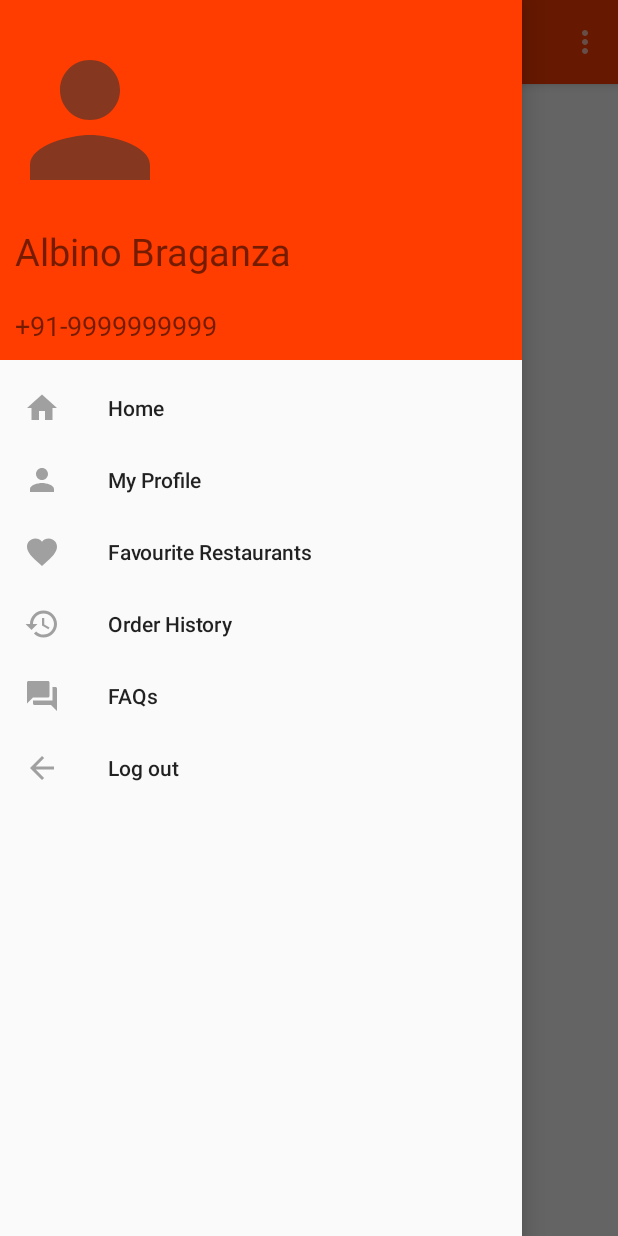
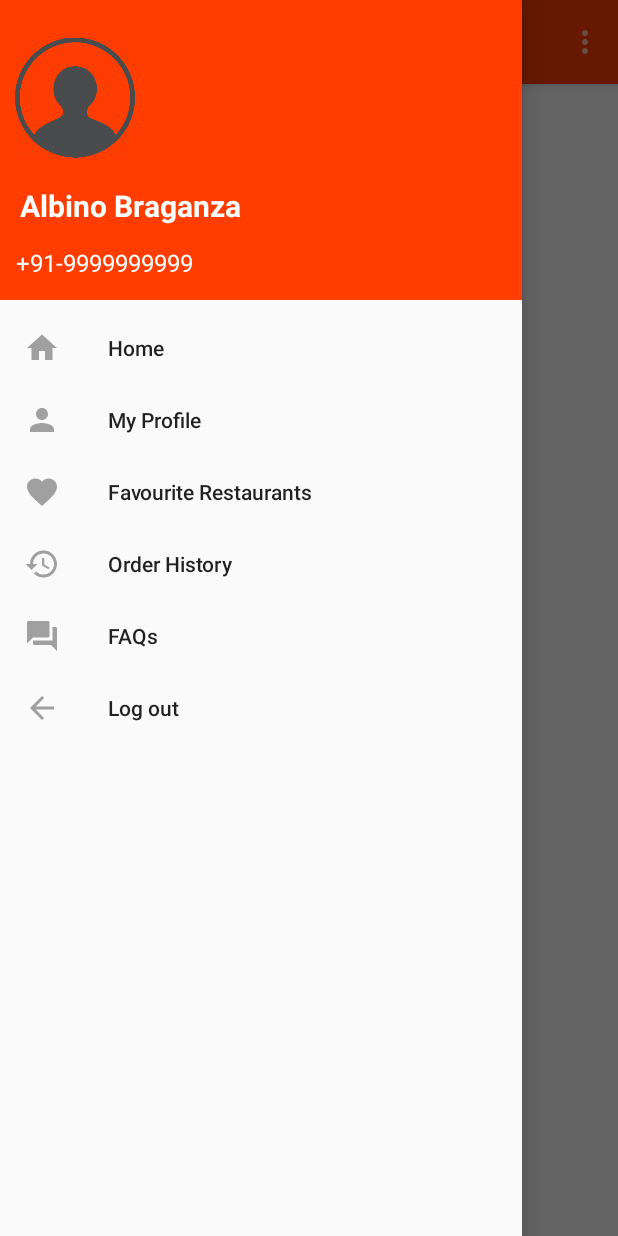
Before and after one commit to HenryGibson86/RestaurantApp, an Android app: the Dashboard screen opened directly, with no data from a screen before it, with the side drawer open, on a phone screen of 412 x 824 dp. Run offline under Robolectric (Android 15) with nearby library versions, the phone set to English and light mode, and no system bars; our stand-ins replace Volley; network calls fail.

Commit message:
dashboard Updated

```diff
--- a/app/src/main/res/layout/drawer_header.xml
+++ b/app/src/main/res/layout/drawer_header.xml
@@ -3,14 +3,15 @@
     android:orientation="vertical"
     android:layout_width="match_parent"
     android:background="@color/colorPrimary"
-    android:layout_height="240dp">
+    android:layout_height="200dp">
 
     <ImageView
-        android:layout_width="120dp"
-        android:layout_height="120dp"
+        android:layout_marginLeft="10dp"
+        android:layout_width="80dp"
+        android:layout_height="90dp"
         android:layout_marginTop="20dp"
         android:id="@+id/imageViewCurrentUser"
-        android:src="@drawable/ic_person"
+        android:src="@drawable/user1"
         >
 
     </ImageView>
@@ -18,9 +19,13 @@
     <TextView
         android:layout_width="wrap_content"
         android:layout_height="wrap_content"
+        android:layout_marginLeft="5dp"
+        android:layout_marginTop="5dp"
         android:text="Albino Braganza"
-        android:textSize="25sp"
-        android:padding="10dp"
+        android:textColor="@color/white"
+        android:textStyle="bold"
+        android:textSize="20sp"
+        android:padding="8dp"
         android:id="@+id/textViewcurrentUser"
         >
 
@@ -28,9 +33,11 @@
     <TextView
         android:layout_width="wrap_content"
         android:layout_height="wrap_content"
+        android:layout_marginLeft="5dp"
+        android:textColor="@color/white"
         android:text="+91 9999889988"
-        android:textSize="18sp"
-        android:padding="10dp"
+        android:textSize="16sp"
+        android:padding="5dp"
         android:id="@+id/textViewMobileNumber"
         >
 
```
Also changed, not shown: app/src/main/res/drawable-mdpi/user.png (added), app/src/main/res/drawable-mdpi/user1.png (added).
